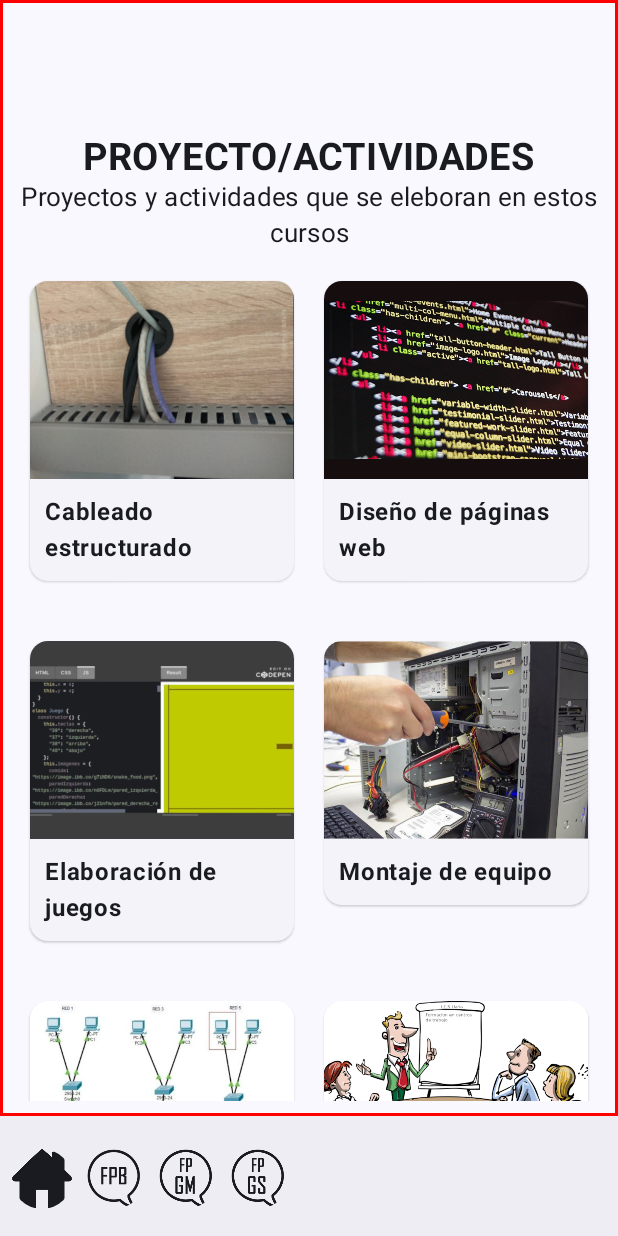
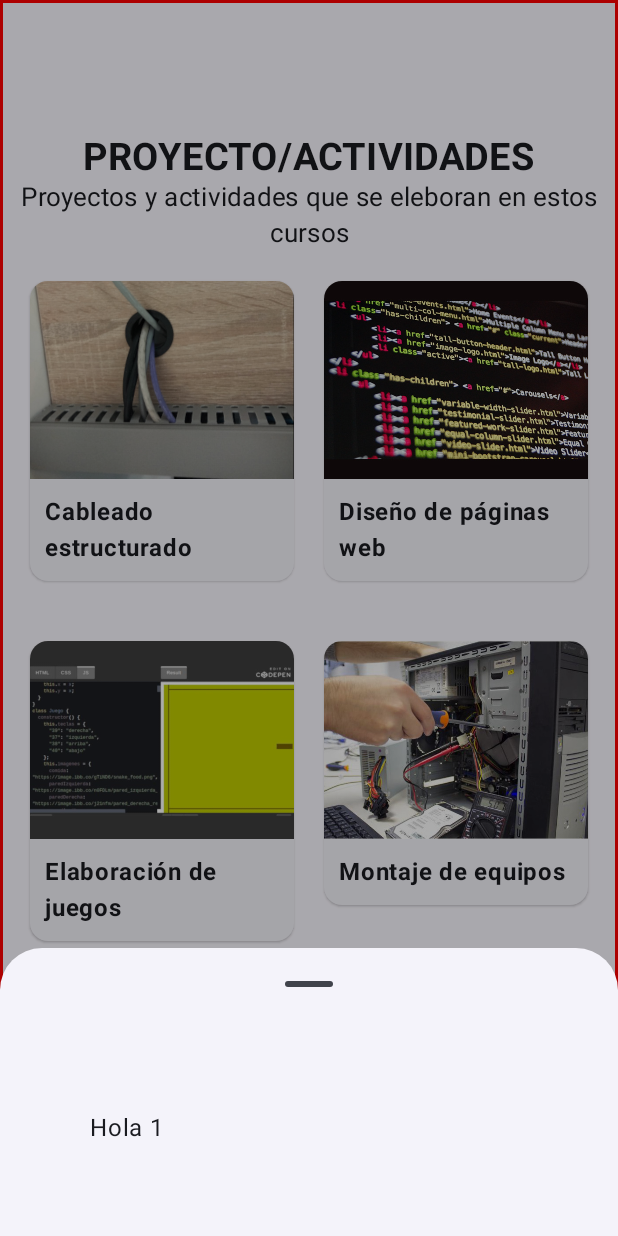
Before and after one commit to Ubayfl4/Instituto-Haria-planeate, an Android app built with Jetpack Compose: the screen it shows after launch (MainActivity), after a tap on "Cableado estructurado", on a phone screen of 412 x 824 dp. Run offline under Robolectric (Android 15) with nearby library versions, the phone set to English and light mode, and no system bars.

Commit message:
for y sheets

```diff
--- /dev/null
+++ b/app/src/main/java/com/example/institutoharia/Data.kt
@@ -0,0 +1,5 @@
+package com.example.institutoharia
+
+import androidx.compose.ui.graphics.painter.Painter
+
+class Data(val textoCard: String, val textoModal: String, val textoImagen: String, val imagen: Painter)
--- a/app/src/main/java/com/example/institutoharia/MainActivity.kt
+++ b/app/src/main/java/com/example/institutoharia/MainActivity.kt
@@ -1,6 +1,7 @@
 package com.example.institutoharia
 
 import android.os.Bundle
+import android.util.Log
 import androidx.activity.ComponentActivity
 import androidx.activity.compose.setContent
 import androidx.compose.foundation.BorderStroke
@@ -11,6 +12,7 @@ import androidx.compose.foundation.layout.Arrangement
 import androidx.compose.foundation.layout.Column
 import androidx.compose.foundation.layout.PaddingValues
 import androidx.compose.foundation.layout.Row
+import androidx.compose.foundation.layout.RowScope
 import androidx.compose.foundation.layout.fillMaxSize
 import androidx.compose.foundation.layout.fillMaxWidth
 import androidx.compose.foundation.layout.padding
@@ -31,6 +33,7 @@ import androidx.compose.material3.ModalBottomSheet
 import androidx.compose.material3.NavigationBar
 import androidx.compose.material3.NavigationBarItem
 import androidx.compose.material3.Scaffold
+import androidx.compose.material3.SheetState
 import androidx.compose.material3.Surface
 import androidx.compose.material3.Text
 import androidx.compose.material3.rememberModalBottomSheetState
@@ -53,6 +56,7 @@ import androidx.compose.ui.tooling.preview.Preview
 import androidx.compose.ui.unit.dp
 import androidx.compose.ui.unit.sp
 import com.example.institutoharia.ui.theme.InstitutoHariaTheme
+import org.w3c.dom.Text
 
 class MainActivity : ComponentActivity() {
     override fun onCreate(savedInstanceState: Bundle?) {
@@ -106,6 +110,18 @@ fun MyApp(modifier: Modifier){
 @Composable
 fun Contenido() {
     var estadoSheets by rememberSaveable { mutableStateOf(false) }
+    var contenidoSheets by rememberSaveable {
+        mutableStateOf("")
+    }
+
+    val listaCotenidoInicio = listOf(
+        Data(textoCard = "Cableado estructurado", textoModal = "Hola 1", textoImagen = "hola", imagen = painterResource(id = R.drawable.cable)),
+        Data(textoCard = "Diseño de páginas web", textoModal = "Hola 2", textoImagen = "hola", imagen = painterResource(id = R.drawable.codigohtml)),
+        Data(textoCard = "Elaboración de juegos", textoModal = "Hola 3", textoImagen = "hola", imagen = painterResource(id = R.drawable.juegofinal)),
+        Data(textoCard = "Montaje de equipos", textoModal = "Hola 4", textoImagen = "hola", imagen = painterResource(id = R.drawable.montajefinal)),
+        Data(textoCard = "Diseño de redes", textoModal = "Hola 5", textoImagen = "hola", imagen = painterResource(id = R.drawable.red)),
+        Data(textoCard = "Formación en centros de trabajo", textoModal = "Hola 6", textoImagen = "hola", imagen = painterResource(id = R.drawable.fol)),
+    )
 
     Column(modifier = Modifier
         .padding(top = 80.dp)
@@ -114,68 +130,43 @@ fun Contenido() {
            horizontalAlignment = Alignment.CenterHorizontally) {
         Text(text = "PROYECTO/ACTIVIDADES", fontWeight = FontWeight.Bold, fontSize = 25.sp)
         Text(text = "Proyectos y actividades que se eleboran en estos cursos", fontSize = 17.sp, textAlign = TextAlign.Center)
-        Row(modifier = Modifier.padding(vertical = 10.dp)) {
-            ElevatedCard (modifier = Modifier
-                .clickable {/*TODO*/ }
-                .padding(10.dp)
-                .weight(1f)){
-                Image(painter = painterResource(id = R.drawable.cable), contentDescription = "hola")
-                Text(text = "Cableado estructurado",fontWeight = FontWeight.Bold, modifier = Modifier.padding(10.dp))
-            }
-            ElevatedCard (modifier = Modifier
-                .clickable {/*TODO*/ }
-                .padding(10.dp)
-                .weight(1f)){
-                Image(painter = painterResource(id = R.drawable.codigohtml), contentDescription = "hola")
-                Text(text = "Diseño de páginas web", fontWeight = FontWeight.Bold, modifier = Modifier.padding(10.dp))
+        for (index in listaCotenidoInicio.indices step 2) {
+            Row (modifier = Modifier.padding(vertical = 10.dp)) {
+                var maxIndex = index + 1
+                if (maxIndex >= listaCotenidoInicio.size) {
+                    maxIndex -= 1
+                }
+                for (currentIndex in index .. maxIndex) {
+                    val data = listaCotenidoInicio[currentIndex]
+                    ElevatedCard (modifier = Modifier
+                        .clickable {
+                            estadoSheets = true
+                            contenidoSheets = data.textoModal
+                        }
+                        .padding(10.dp)
+                        .weight(1f)) {
+                        Image(painter = data.imagen, contentDescription = data.textoImagen)
+                        Text(text = data.textoCard, fontWeight = FontWeight.Bold, modifier = Modifier.padding(10.dp))
+                    }
+                }
             }
         }
-        Row(modifier = Modifier.padding(vertical = 10.dp)) {
-            ElevatedCard (modifier = Modifier
-                .clickable { /*TODO*/}
-                .padding(10.dp)
-                .weight(1f)){
-                Image(painter = painterResource(id = R.drawable.juegofinal), contentDescription = "hola")
-                Text(text = "Elaboración de juegos",fontWeight = FontWeight.Bold, modifier = Modifier.padding(10.dp))
-            }
-            ElevatedCard (modifier = Modifier
-                .clickable {/*TODO*/ }
-                .padding(10.dp)
-                .weight(1f)){
-                Image(painter = painterResource(id = R.drawable.montajefinal), contentDescription = "hola")
-                Text(text = "Montaje de equipo", fontWeight = FontWeight.Bold, modifier = Modifier.padding(10.dp))
-            }
-        }
-        Row(modifier = Modifier.padding(vertical = 10.dp)) {
-            ElevatedCard (modifier = Modifier
-                .clickable {/*TODO*/ }
-                .padding(10.dp)
-                .weight(1f)){
-                Image(painter = painterResource(id = R.drawable.red), contentDescription = "hola")
-                Text(text = "Diseño de red",fontWeight = FontWeight.Bold, modifier = Modifier.padding(10.dp))
-            }
-            ElevatedCard (modifier = Modifier
-                .clickable { Sheets() }
-                .padding(10.dp)
-                .weight(1f)){
-                Image(painter = painterResource(id = R.drawable.fol), contentDescription = "hola")
-                Text(text = "Formación en centros de trabajo", fontWeight = FontWeight.Bold, modifier = Modifier.padding(10.dp))
-            }
-        }
+        Sheets({ estadoSheets = false; contenidoSheets = "" }, estadoSheets, contenidoSheets)
     }
-    Sheets()
 }
 
 @OptIn(ExperimentalMaterial3Api::class)
 @Composable
-fun Sheets(estadoSheets){
-
+fun Sheets(onDismissModalBottomSheet: () -> Unit, estadoSheets: Boolean, contenidoSheets: String) {
+    val sheetState = rememberModalBottomSheetState()
     if (estadoSheets){
         ModalBottomSheet(
-            onDismissRequest = { estadoSheets = false },
-
+            onDismissRequest = { onDismissModalBottomSheet() },
+            sheetState = sheetState
         ) {
-
+            Row(modifier = Modifier.padding(60.dp)) {
+                Text(text = contenidoSheets)
+            }
         }
     }
 }
```
